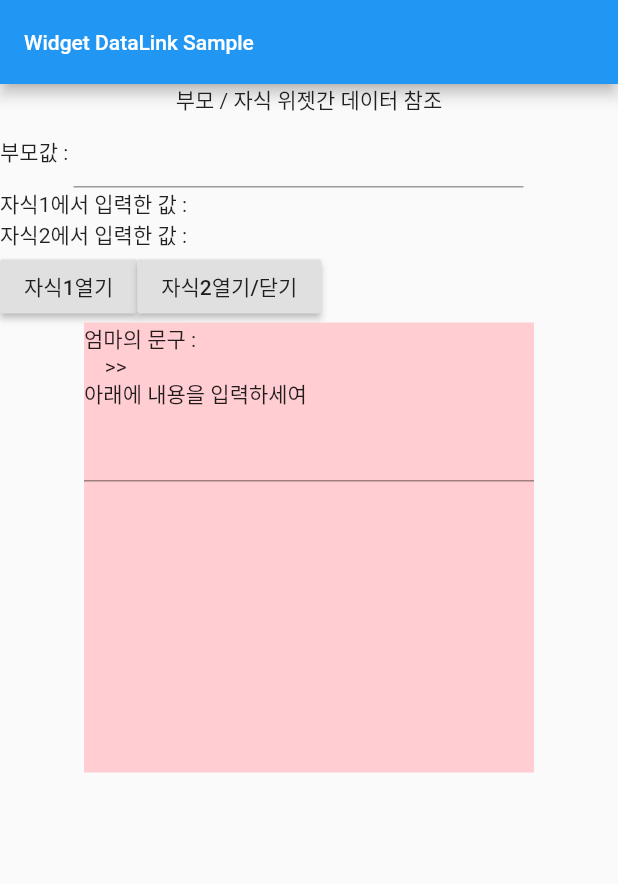
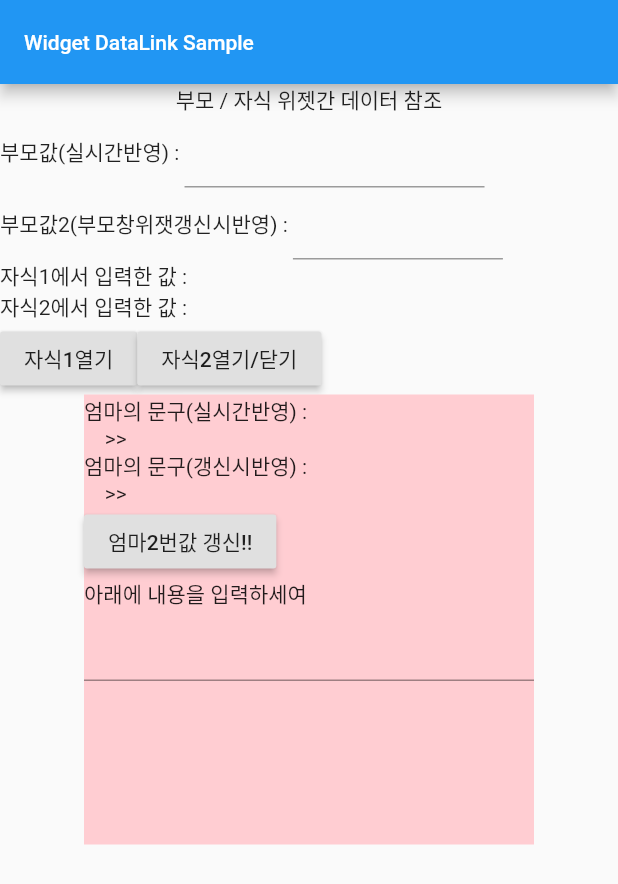
Before and after one commit to baekhj/flutter_widget_sample, a Flutter app: the widgetDataLinkSample screen opened directly, after a tap on "자식2열기/닫기", on a phone screen of 412 x 824 dp. Shown: the top 884 px of the screen. Run offline on Flutter 3.47's test engine with Material 2 defaults, Android fonts, the phone set to English and light mode, and no system bars; our stand-ins replace flutter_secure_storage, toast, tuple; missing offline and left inert: encrypt; accounts and stored records are empty.

Commit message:
WidgetDataLinkSample 자식/부모 위젯간 데이터 참조 - 자식->엄마값 변경 사항 반영?
Signed-off-by: baekhj <baekhj@arainhr.com>

```diff
--- a/lib/SAMPLE/WIDGET/DATA/childWidget2.dart
+++ b/lib/SAMPLE/WIDGET/DATA/childWidget2.dart
@@ -3,15 +3,24 @@ import 'package:flutter/material.dart';
 class childWidget2 extends StatefulWidget {
 
   final Function callback;
+  final Function parentSetState;
   final String parentTxt;
+  final String parentTxt2;
 
-  const childWidget2({Key key, this.callback, this.parentTxt}) : super(key: key);
+  const childWidget2({Key key, this.callback, this.parentTxt, this.parentTxt2, this.parentSetState}) : super(key: key);
 
   @override
   _childWidget2State createState() => _childWidget2State();
 }
 
 class _childWidget2State extends State<childWidget2> {
+
+  @override
+  void didChangeDependencies() {
+    // TODO: implement didChangeDependencies
+    super.didChangeDependencies();
+    //setState(() {});  //엄마위젯 상태변경시 변경된 정보(parentTxt가 반영됨
+  }
 
   @override
   Widget build(BuildContext context) {
@@ -22,8 +31,17 @@ class _childWidget2State extends State<childWidget2> {
       child: Column(
         crossAxisAlignment: CrossAxisAlignment.start,
         children: [
-          Text('엄마의 문구 :'),
+          Text('엄마의 문구(실시간반영) :'),
           Text('\t\t\t\t>>'+widget.parentTxt),
+          Text('엄마의 문구(갱신시반영) :'),
+          Text('\t\t\t\t>>'+widget.parentTxt2),
+          RaisedButton(
+            onPressed: () {
+              setState(() {
+                widget.parentSetState();
+              });
+            }, child: Text('엄마2번값 갱신!!'),
+          ),
           Text('아래에 내용을 입력하세여'),
           TextField(
             onChanged: (value) => widget.callback(value),
--- a/lib/SAMPLE/WIDGET/DATA/parentWidget.dart
+++ b/lib/SAMPLE/WIDGET/DATA/parentWidget.dart
@@ -19,6 +19,8 @@ class _ParentWidgetState extends State<ParentWidget> {
   bool child2Open = false;
   TextEditingController txtCtr;
   String txt='';
+  TextEditingController txtCtr2;
+  String txt2='';
 
   Function child1Return(String text){
     setState(() {
@@ -30,11 +32,16 @@ class _ParentWidgetState extends State<ParentWidget> {
       _child2Text = text;
     });
   }
+  Function curWidgetSetState(){
+    setState(() {
+    });
+  }
 
   @override
   void initState() {
     super.initState();
     txtCtr = TextEditingController();
+    txtCtr2 = TextEditingController();
   }
 
 
@@ -50,15 +57,31 @@ class _ParentWidgetState extends State<ParentWidget> {
             Text('부모 / 자식 위젯간 데이터 참조'),
             Row(
               children: [
-                Text('부모값 : '),
+                Text('부모값(실시간반영) : '),
                 SizedBox(
-                  width: 300,
+                  width: 200,
                   child: TextField(
                     controller: txtCtr,
                     onChanged: (value) {
                       txt = value;
                       setState(() {
                       });
+                    },
+                  ),
+                ),
+              ],
+            ),
+            Row(
+              children: [
+                Text('부모값2(부모창위잿갱신시반영) : '),
+                SizedBox(
+                  width: 140,
+                  child: TextField(
+                    controller: txtCtr2,
+                    onChanged: (value) {
+                      txt2 = value;
+                      /*setState(() {
+                      });*/
                     },
                   ),
                 ),
@@ -101,7 +124,7 @@ class _ParentWidgetState extends State<ParentWidget> {
             Visibility(
               visible: child2Open,
               child: StatefulBuilder(
-                builder: (context, setState) => childWidget2(callback: child2Return,parentTxt: txt,),
+                builder: (context, setState) => childWidget2(callback: child2Return,parentTxt: txt,parentTxt2: txt2, parentSetState: curWidgetSetState,),
               ),
             ),
           ],
```
